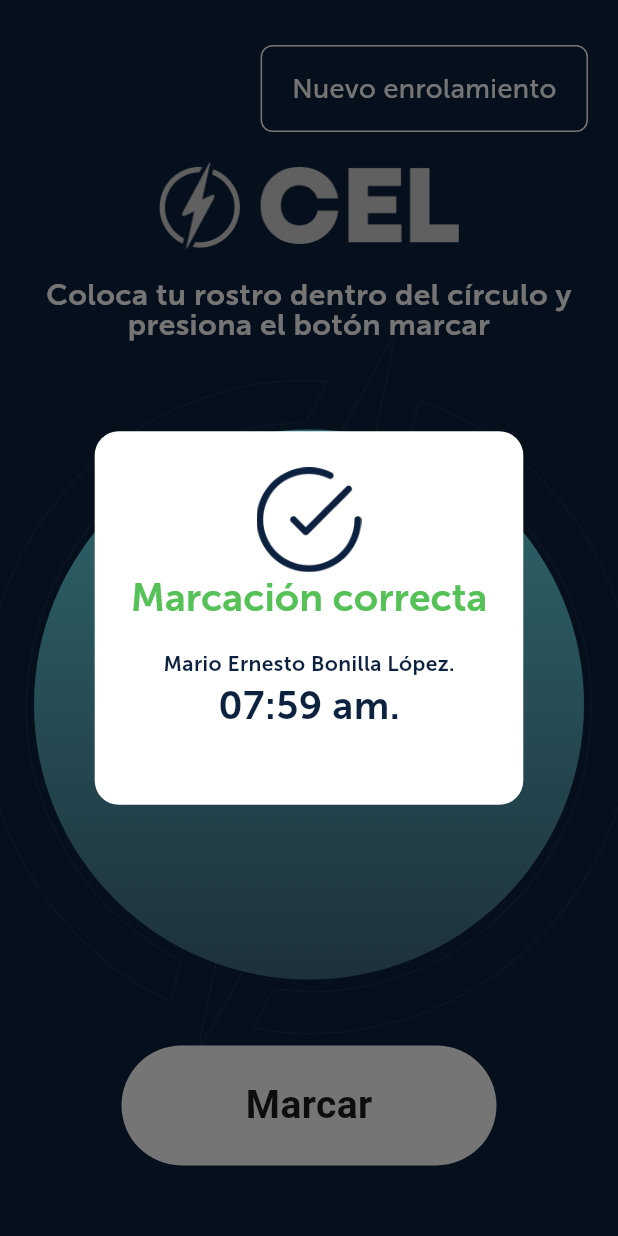
After one commit to Rey9530/frontend-app-facial, a Flutter app: the screen it shows after launch, after a tap on "Marcar", on a phone screen of 412 x 824 dp. The commit adds this screen. Run offline on Flutter 3.47's test engine with Material 3 defaults, Android fonts, the phone set to English and light mode, and no system bars; our stand-ins replace camera.

Commit message:
Add dialogs success marcacion

```diff
--- a/lib/common/utils/const_color.dart
+++ b/lib/common/utils/const_color.dart
@@ -1,3 +1,4 @@
 import 'package:flutter/material.dart';
 
 const primaryColor = Color(0XFF0C223F);
+const secondaryColor = Color(0XFF55C157);
--- /dev/null
+++ b/lib/common/widgets/dialod_confirm_marca_widget.dart
@@ -0,0 +1,101 @@
+import 'package:flutter/material.dart';
+
+class AlertMarcaSuccess extends StatefulWidget {
+  const AlertMarcaSuccess({
+    super.key,
+  });
+
+  @override
+  State<AlertMarcaSuccess> createState() => _AlertMarcaSuccessState();
+}
+
+class _AlertMarcaSuccessState extends State<AlertMarcaSuccess> {
+  bool isValid = false;
+  @override
+  Widget build(BuildContext context) {
+    return AlertDialog(
+      backgroundColor: Colors.white,
+      surfaceTintColor: Colors.transparent,
+      shape: const RoundedRectangleBorder(
+        borderRadius: BorderRadius.all(
+          Radius.circular(16),
+        ),
+      ),
+      title: Container(
+        alignment: Alignment.center,
+        child: Column(
+          children: [
+            Image.asset(
+              "assets/images/Rectangle.png",
+              width: 70,
+            ),
+            Text(
+              'Marcación correcta',
+              style: TextStyle(
+                fontWeight: FontWeight.w600,
+                fontFamily: 'MuseoSans',
+                fontSize: 26,
+                color: Theme.of(context).colorScheme.secondary,
+              ),
+            ),
+          ],
+        ),
+      ),
+      content: SizedBox(
+        height: 80,
+        child: Column(
+          children: [
+            Text(
+              'Mario Ernesto Bonilla López.',
+              style: TextStyle(
+                fontWeight: FontWeight.w600,
+                fontFamily: 'MuseoSans',
+                color: Theme.of(context).colorScheme.primary,
+                // fontSize: 26,
+              ),
+            ),
+            Text(
+              '07:59 am.',
+              style: TextStyle(
+                fontWeight: FontWeight.w600,
+                fontFamily: 'MuseoSans',
+                color: Theme.of(context).colorScheme.primary,
+                fontSize: 26,
+              ),
+            ),
+          ],
+        ),
+      ),
+      // actions: [
+      //   Row(
+      //     mainAxisAlignment: MainAxisAlignment.center,
+      //     children: [
+      //       GestureDetector(
+      //         onTap: () {
+      //           Navigator.pop(context);
+      //         },
+      //         child: Container(
+      //           height: 60,
+      //           width: 200,
+      //           padding: const EdgeInsets.symmetric(horizontal: 50),
+      //           alignment: Alignment.center,
+      //           decoration: BoxDecoration(
+      //             color: Theme.of(context).colorScheme.primary,
+      //             borderRadius: BorderRadius.circular(1000),
+      //           ),
+      //           child: const Text(
+      //             "Iniciar",
+      //             style: TextStyle(
+      //               fontWeight: FontWeight.w600,
+      //               fontSize: 18,
+      //               color: Colors.white,
+      //             ),
+      //           ),
+      //         ),
+      //       ),
+      //     ],
+      //   )
+      // ],
+    );
+  }
+}
--- a/lib/main.dart
+++ b/lib/main.dart
@@ -20,6 +20,7 @@ class MyApp extends StatelessWidget {
         colorScheme: ColorScheme.fromSeed(
           seedColor: Colors.white,
           primary: primaryColor,
+          secondary: secondaryColor,
         ),
         useMaterial3: true,
       ),
--- a/lib/view/scan_page.dart
+++ b/lib/view/scan_page.dart
@@ -2,6 +2,7 @@ import 'dart:io';
 
 import 'package:camera/camera.dart';
 import 'package:flutter/material.dart';
+import 'package:marcarcion/common/widgets/dialod_confirm_marca_widget.dart';
 import 'package:marcarcion/common/widgets/dialod_confirm_widget.dart';
 import 'package:marcarcion/common/widgets/dialod_widget.dart';
 import 'package:marcarcion/common/widgets/index.dart';
@@ -92,7 +93,16 @@ class ScanPage extends StatelessWidget {
               ),
             ),
             const ContainerCameraWidget(),
-            Container(
+            GestureDetector(
+              onTap: () async {
+                return showDialog<void>(
+                  context: context,
+                  builder: (BuildContext context) {
+                    return const AlertMarcaSuccess();
+                  },
+                );
+              },
+              child: Container(
                 width: 250,
                 height: 80,
                 alignment: Alignment.center,
@@ -103,6 +113,7 @@ class ScanPage extends StatelessWidget {
                 child: const Text(
                   "Marcar",
                   style: TextStyle(fontWeight: FontWeight.w600, fontSize: 26),
+                ),
               ),
             ),
             const SizedBox(height: 20),
```
Also changed, not shown: assets/images/Rectangle.png (added). Lines whose indentation alone changed are shown as unchanged.
